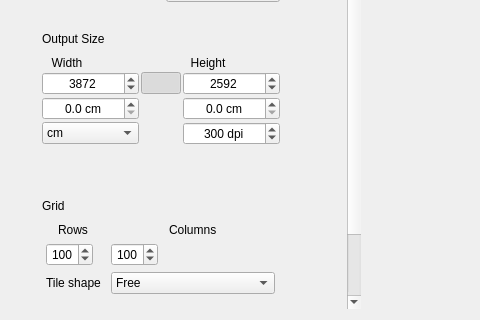
Old version of the form mainwindow.ui in the repository MightyMirko/ImageMosaicWall; both pictures show x 0 to 480 and y 467 to 787 of the 1024 by 787 pixel window.
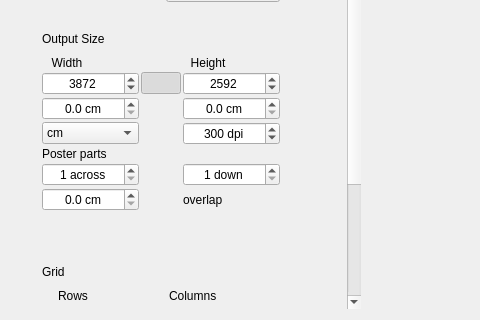
New version of the form. Icons and pictures are not drawn. Custom widgets are drawn as their Qt base class.

Commit message: Save very large mosaics as TIFF in strips or as poster parts

The edit to the form file:
```diff
--- a/mainwindow.ui
+++ b/mainwindow.ui
@@ -722,6 +722,83 @@
                    </property>
                   </widget>
                  </item>
+                 <item row="4" column="0" colspan="3">
+                  <widget class="QLabel" name="lblParts">
+                   <property name="toolTip">
+                    <string>Splits the mosaic into several files for printing as separate posters, e.g. 3 across and 2 down. Each part is created on its own, so very large mosaics need less memory.</string>
+                   </property>
+                   <property name="text">
+                    <string>Poster parts</string>
+                   </property>
+                  </widget>
+                 </item>
+                 <item row="5" column="0">
+                  <widget class="QSpinBox" name="sbPartColumns">
+                   <property name="toolTip">
+                    <string>Splits the mosaic into several files for printing as separate posters, e.g. 3 across and 2 down. Each part is created on its own, so very large mosaics need less memory.</string>
+                   </property>
+                   <property name="alignment">
+                    <set>Qt::AlignCenter</set>
+                   </property>
+                   <property name="suffix">
+                    <string> across</string>
+                   </property>
+                   <property name="minimum">
+                    <number>1</number>
+                   </property>
+                   <property name="maximum">
+                    <number>20</number>
+                   </property>
+                  </widget>
+                 </item>
+                 <item row="5" column="2">
+                  <widget class="QSpinBox" name="sbPartRows">
+                   <property name="toolTip">
+                    <string>Splits the mosaic into several files for printing as separate posters, e.g. 3 across and 2 down. Each part is created on its own, so very large mosaics need less memory.</string>
+                   </property>
+                   <property name="alignment">
+                    <set>Qt::AlignCenter</set>
+                   </property>
+                   <property name="suffix">
+                    <string> down</string>
+                   </property>
+                   <property name="minimum">
+                    <number>1</number>
+                   </property>
+                   <property name="maximum">
+                    <number>20</number>
+                   </property>
+                  </widget>
+                 </item>
+                 <item row="6" column="0">
+                  <widget class="QDoubleSpinBox" name="sbPartOverlap">
+                   <property name="toolTip">
+                    <string>How far each part reaches into its neighbours, for gluing or trimming. Parts at the edge of the mosaic are not extended outwards.</string>
+                   </property>
+                   <property name="alignment">
+                    <set>Qt::AlignCenter</set>
+                   </property>
+                   <property name="decimals">
+                    <number>1</number>
+                   </property>
+                   <property name="maximum">
+                    <double>100.0</double>
+                   </property>
+                   <property name="suffix">
+                    <string> cm</string>
+                   </property>
+                  </widget>
+                 </item>
+                 <item row="6" column="2">
+                  <widget class="QLabel" name="lblPartOverlap">
+                   <property name="toolTip">
+                    <string>How far each part reaches into its neighbours, for gluing or trimming. Parts at the edge of the mosaic are not extended outwards.</string>
+                   </property>
+                   <property name="text">
+                    <string>overlap</string>
+                   </property>
+                  </widget>
+                 </item>
                  <item row="1" column="1">
                   <widget class="QPushButton" name="btnLockRatio">
                    <property name="sizePolicy">
```
Left out of the diff: 4 changed lines with no effect on the pictures. The commit also changes 7 other files.
